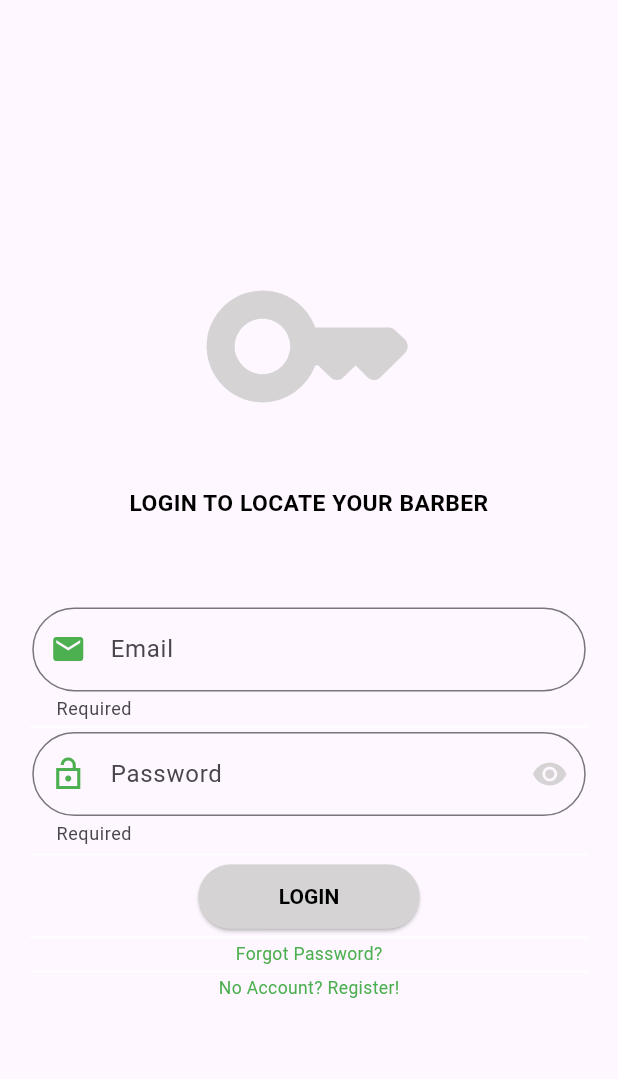
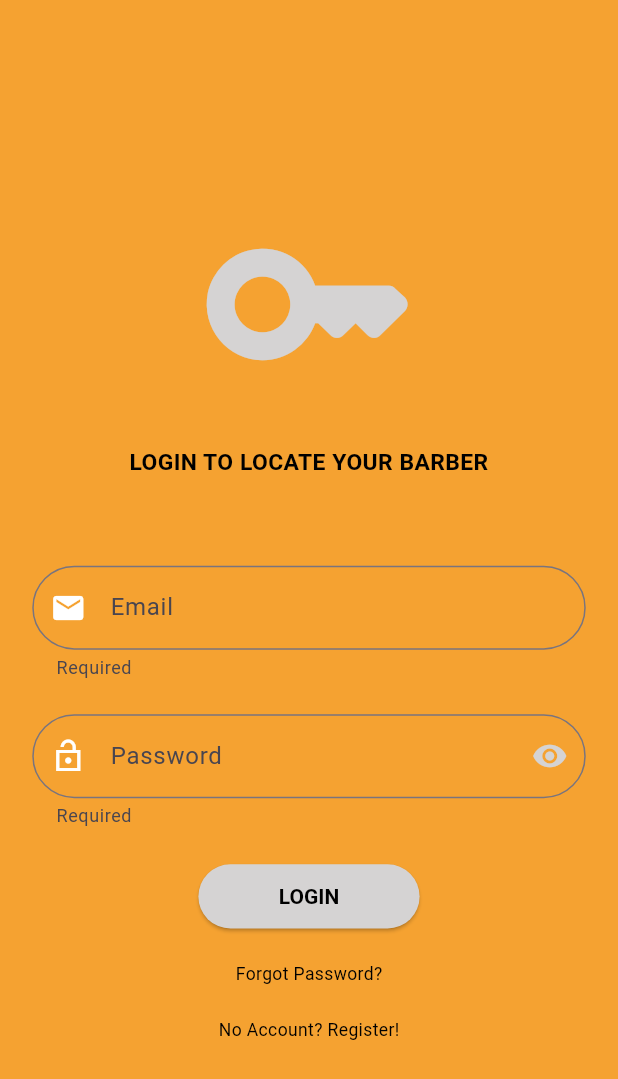
Before and after one commit to IsotopeAlpha/barberloc, a Flutter app: the SignUpPage screen opened by its route, after a tap on "Already Have An Account? Login!", on a phone screen of 412 x 824 dp. Shown: the top 1079 px of the screen. Run offline on Flutter 3.47's test engine with Material 3 defaults, Android fonts, the phone set to English and light mode, and no system bars; our stand-ins replace dio, form_validator, hive_flutter, sizer; accounts and stored records are empty.

Commit message:
initial commit

```diff
--- a/lib/main.dart
+++ b/lib/main.dart
@@ -17,7 +17,7 @@ class MyApp extends StatelessWidget {
     return Sizer(builder: ((context, orientation, deviceType) {
       return MaterialApp(
         debugShowCheckedModeBanner: false,
-        theme: ThemeData(primarySwatch: AppColors.greenColor, primaryColor: AppColors.greenColor, focusColor: AppColors.whiteColor),
+        theme: ThemeData(primaryColor: AppColors.defaultColor, focusColor: AppColors.whiteColor),
         home: const LandingPage(),
         routes: Routes.registerRoutes(),
       );
--- a/lib/screens/home_page.dart
+++ b/lib/screens/home_page.dart
@@ -28,6 +28,7 @@ class _MyHomePageState extends State<MyHomePage> {
 
           mainAxisAlignment: MainAxisAlignment.center,
           children: <Widget>[
+
             const Text(
               'Barberloc Home Page',
             ),
--- a/lib/screens/landin_page.dart
+++ b/lib/screens/landin_page.dart
@@ -1,3 +1,4 @@
+import 'package:barberloc/utils/app_colors.dart';
 import 'package:barberloc/widgets/button_widget.dart';
 import 'package:flutter/material.dart';
 
@@ -8,15 +9,17 @@ class LandingPage extends StatelessWidget {
   @override
   Widget build(BuildContext context) {
     return Scaffold(
-      appBar: AppBar(
-        title: Text('Landing Page'),
-      ),
-      body: Center(
+
+      body: Container(
+        width: double.infinity,
+        height: double.infinity,
+        color: AppColors.defaultColor,
         child: Column(
           spacing: 20,
           mainAxisAlignment: MainAxisAlignment.center,
           children: [
-            Text('Welcome to the BaberLoc App!', style: TextStyle(fontSize: 20)),
+            Image.asset('assets/images/baberlocLogo.png', width: 200, height: 200),
+            Text('WELCOME TO BARBERLOC!', style: TextStyle(fontSize: 20, color: AppColors.whiteColor, fontWeight: FontWeight.bold)),
             ElevatedButton(
               style: MyButton().myButtonStyle(),
               onPressed: () {
--- a/lib/screens/login.dart
+++ b/lib/screens/login.dart
@@ -26,6 +26,7 @@ class _LoginPageState extends State<LoginPage> {
         child: Container(
           width: 100.w,
           height: 100.h,
+          color: AppColors.defaultColor,
           alignment: Alignment.center,
           padding: const EdgeInsets.all(20.0),
           child: SingleChildScrollView(
@@ -48,6 +49,7 @@ class _LoginPageState extends State<LoginPage> {
                   key: _formKey,
                   autovalidateMode: AutovalidateMode.onUserInteraction,
                   child: Column(
+                    spacing: 20,
                     children: [
                       MyTextFormField(
                         inputType: TextInputType.emailAddress,
@@ -61,10 +63,7 @@ class _LoginPageState extends State<LoginPage> {
                         },
                         icon: const Icon(Icons.email),
                       ),
-                      Divider(
-                        height: 0.5.h,
-                        color: AppColors.whiteColor,
-                      ),
+
                       MyTextFormField(
                         inputType: TextInputType.visiblePassword,
                         validator: Validators().reqPasswordValidator,
@@ -78,10 +77,7 @@ class _LoginPageState extends State<LoginPage> {
                         },
                         icon: const Icon(Icons.lock_open_sharp),
                       ),
-                      Divider(
-                        height: 1.h,
-                        color: AppColors.whiteColor,
-                      ),
+
                       ElevatedButton(
                           onPressed: () {
                             Navigator.pushNamed(
@@ -158,33 +154,25 @@ class _LoginPageState extends State<LoginPage> {
                             fontWeight: FontWeight.bold,
 
                           )),
-                      Divider(
-                        height: 10.sp,
-                        color: AppColors.whiteColor,
-                      ),
+
                       InkWell(
                         onTap: () {
                           // Navigator.pushNamed(
                           //     context, Routes.forgotPassword);
                         },
-                        splashColor: AppColors.redColor,
                         child: MyText(
                           text: "Forgot Password?",
-                          color: AppColors.greenColor,
+                          color: AppColors.blackColor,
                         ),
                       ),
-                      Divider(
-                        height: 10.sp,
-                        color: AppColors.whiteColor,
-                      ),
+
                       InkWell(
                         onTap: () {
                           Navigator.pushNamed(context, '/register');
                         },
-                        splashColor: AppColors.redColor,
                         child: MyText(
                           text: "No Account? Register!",
-                          color: AppColors.greenColor,
+                          color: AppColors.blackColor,
                         ),
                       ),
                     ],
--- a/lib/screens/register.dart
+++ b/lib/screens/register.dart
@@ -41,6 +41,7 @@ class _SignUpPageState extends State<SignUpPage> {
         padding: EdgeInsets.all(20.sp),
         width: 100.w,
         height: 100.h,
+        color: AppColors.defaultColor,
         child: SingleChildScrollView(
           child: Column(
             crossAxisAlignment: CrossAxisAlignment.center,
@@ -59,6 +60,7 @@ class _SignUpPageState extends State<SignUpPage> {
                 key: _formKey,
                 autovalidateMode: AutovalidateMode.onUserInteraction,
                 child: Column(
+                  spacing: 20,
                   children: [
                     MyTextFormField(
                       inputType: TextInputType.emailAddress,
@@ -83,14 +85,6 @@ class _SignUpPageState extends State<SignUpPage> {
                       },
                       icon: const Icon(Icons.contact_page),
                     ),
-                    Divider(
-                      height: 0.5.h,
-                      color: AppColors.whiteColor,
-                    ),
-                    Divider(
-                      height: 0.5.h,
-                      color: AppColors.whiteColor,
-                    ),
                     MyTextFormField(
                       inputType: TextInputType.number,
                       validator: Validators().reqPhoneValidator,
@@ -103,10 +97,6 @@ class _SignUpPageState extends State<SignUpPage> {
                       },
                       icon: const Icon(Icons.phone),
                     ),
-                    Divider(
-                      height: 0.5.h,
-                      color: AppColors.whiteColor,
-                    ),
                     MyTextFormField(
                       validator: Validators().reqPasswordValidator,
                       obscure: true,
@@ -118,10 +108,6 @@ class _SignUpPageState extends State<SignUpPage> {
                         });
                       },
                       icon: const Icon(Icons.lock),
-                    ),
-                    Divider(
-                      height: 1.h,
-                      color: AppColors.whiteColor,
                     ),
                     TextButton(
                         onPressed: () {
@@ -242,18 +228,13 @@ class _SignUpPageState extends State<SignUpPage> {
                           text: 'REGISTER',
                           fontWeight: FontWeight.bold,
                         )),
-                    Divider(
-                      height: 5.sp,
-                      color: AppColors.whiteColor,
-                    ),
                     InkWell(
                       onTap: () {
                         Navigator.pushNamed(context, '/login');
                       },
-                      splashColor: AppColors.redColor,
                       child: MyText(
                         text: "Already Have An Account? Login!",
-                        color: AppColors.greenColor,
+                        color: AppColors.blackColor,
                       ),
                     )
                   ],
--- a/lib/utils/app_colors.dart
+++ b/lib/utils/app_colors.dart
@@ -3,8 +3,7 @@ import 'package:flutter/material.dart';
 class AppColors {
   static const whiteColor = Colors.white;
   static const greenColor = Colors.green;
-  static const yellowColor = Color(0xffffd700);
-  static const redColor = Colors.red;
+  static const defaultColor = Color.fromARGB(255, 245, 162, 49);
   static const blackColor = Colors.black;
   static const greyColor = Color.fromARGB(255, 213, 211, 211);
 }
--- a/lib/widgets/text_form_field.dart
+++ b/lib/widgets/text_form_field.dart
@@ -44,12 +44,9 @@ class MyTextFormField extends StatelessWidget {
         decoration: InputDecoration(
           fillColor: Colors.white,
           border: const OutlineInputBorder(
-            borderRadius: BorderRadius.all(Radius.circular(30)),
-              borderSide: BorderSide(width: 10, color: AppColors.greenColor,)),
-          prefixIconColor: AppColors.greenColor,
+            borderRadius: BorderRadius.all(Radius.circular(30))),
+          prefixIconColor: AppColors.whiteColor,
           suffixIconColor: AppColors.greyColor,
-          focusColor: AppColors.greenColor,
-          hoverColor: AppColors.greenColor,
           suffixIcon: obscure == true
               ? InkWell(
                   child: const Icon(Icons.visibility),
@@ -68,7 +65,7 @@ class MyTextFormField extends StatelessWidget {
                       },
                     ),
           labelText: label,
-          iconColor: AppColors.greenColor,
+          iconColor: AppColors.whiteColor,
           hintText: hintText,
           helperText: helperText,
           prefixIcon: icon,
--- a/pubspec.yaml
+++ b/pubspec.yaml
@@ -63,8 +63,8 @@ flutter:
   uses-material-design: true
 
   # To add assets to your application, add an assets section, like this:
-  # assets:
-  #   - images/a_dot_burr.jpeg
+  assets:
+    - assets/images/
   #   - images/a_dot_ham.jpeg
 
   # An image asset can refer to one or more resolution-specific "variants", see
```
Also changed, not shown: assets/images/baberlocLogo.png (added).
